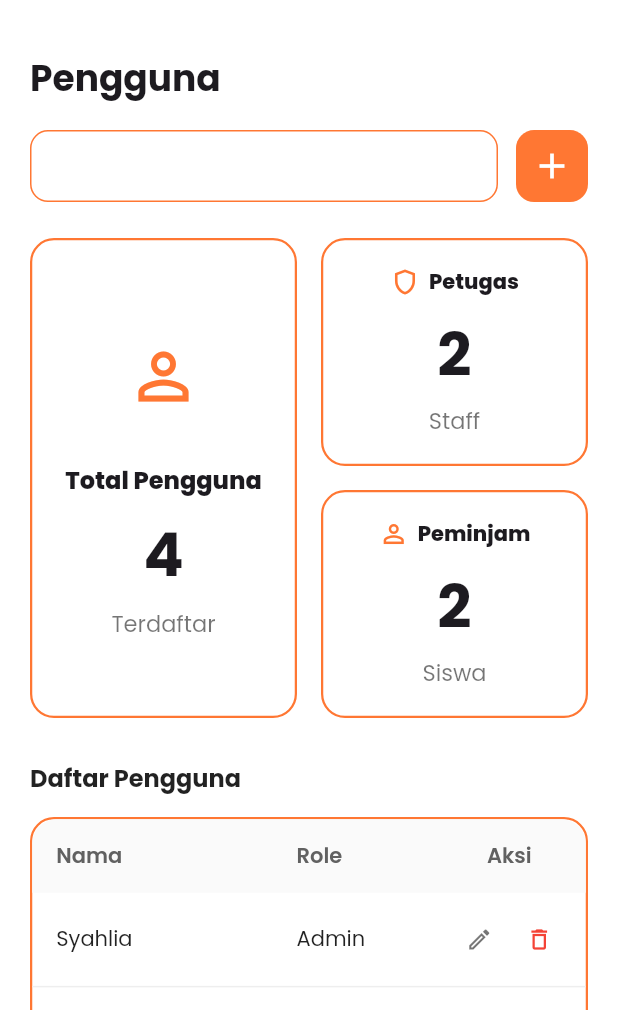
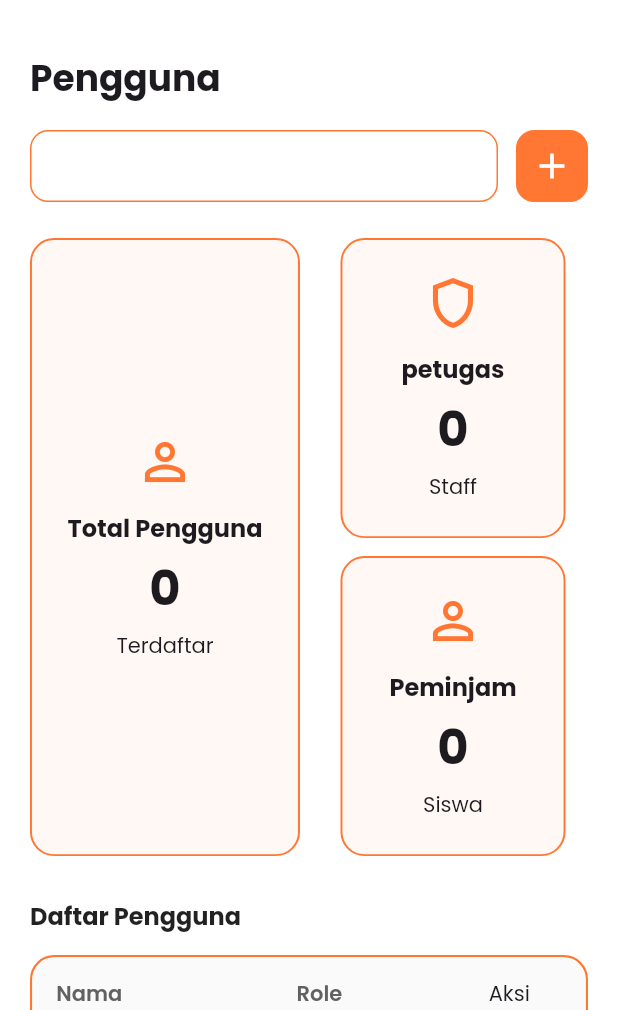
Before and after one commit to viona0209/toolvolt, a Flutter app: the PenggunaScreen screen opened directly, on a phone screen of 412 x 824 dp, the part 226-1236 px from its top. Run offline on Flutter 3.47's test engine with Material 3 defaults, Android fonts, the light colour scheme and no system bars; our stand-ins replace google_fonts, image_picker, supabase_flutter; accounts and stored records are empty.

Commit message:
Read Pengguna Database

```diff
--- a/lib/admin/screen/pengguna_page.dart
+++ b/lib/admin/screen/pengguna_page.dart
@@ -1,32 +1,69 @@
 import 'package:flutter/material.dart';
+import 'package:supabase_flutter/supabase_flutter.dart';
 
+import '../services/pengguna_service.dart';
 import '../widgets/pengguna/pengguna_card.dart';
 import '../widgets/pengguna/tambah_pengguna_dialog.dart';
 import '../widgets/pengguna/edit_pengguna_dialog.dart';
 import '../widgets/pengguna/hapus_pengguna_dialog.dart';
-import '../widgets/pengguna/label_widget.dart';
 import '../widgets/pengguna/input_decoration.dart';
 
-class PenggunaScreen extends StatelessWidget {
+class PenggunaScreen extends StatefulWidget {
   const PenggunaScreen({super.key});
+
+  @override
+  State<PenggunaScreen> createState() => _PenggunaScreenState();
+}
+
+class _PenggunaScreenState extends State<PenggunaScreen> {
+  final penggunaService = PenggunaService();
+
+  List<Map<String, dynamic>> penggunaList = [];
+  bool loading = true;
+
+  @override
+  void initState() {
+    super.initState();
+    loadData();
+  }
+
+  Future<void> loadData() async {
+    setState(() => loading = true);
+
+    penggunaList = await penggunaService.getPengguna();
+
+    setState(() => loading = false);
+  }
 
   @override
   Widget build(BuildContext context) {
     const primaryOrange = Color(0xFFFF7733);
 
+    final totalPengguna = penggunaList.length;
+
+final totalPetugas = penggunaList.where(
+  (e) => e['role'] == 'petugas' || e['role'] == 'admin'
+).length;
+
+final totalPeminjam = penggunaList.where(
+  (e) => e['role'] == 'peminjam'
+).length;
+
     return Scaffold(
       backgroundColor: Colors.white,
       body: SafeArea(
-        child: SingleChildScrollView(
+        child: loading
+            ? const Center(child: CircularProgressIndicator())
+            : SingleChildScrollView(
                 child: Padding(
                   padding: const EdgeInsets.symmetric(horizontal: 20),
                   child: Column(
                     crossAxisAlignment: CrossAxisAlignment.start,
                     children: [
+                      const SizedBox(height: 20),
+
                       // Back button
-                Padding(
-                  padding: const EdgeInsets.only(top: 20),
-                  child: IconButton(
+                      IconButton(
                         icon: Container(
                           padding: const EdgeInsets.all(8),
                           decoration: BoxDecoration(
@@ -40,7 +77,6 @@ class PenggunaScreen extends StatelessWidget {
                           ),
                         ),
                         onPressed: () => Navigator.pop(context),
-                  ),
                       ),
 
                       const SizedBox(height: 10),
@@ -56,17 +92,26 @@ class PenggunaScreen extends StatelessWidget {
 
                       const Text(
                         'Pengguna',
-                  style: TextStyle(fontSize: 24, fontWeight: FontWeight.w700),
+                        style: TextStyle(
+                          fontSize: 24,
+                          fontWeight: FontWeight.w700,
+                        ),
                       ),
 
                       const SizedBox(height: 16),
 
+                      // Search + button
                       Row(
                         children: [
-                    Expanded(child: TextField(decoration: inputDecoration())),
+                          Expanded(
+                            child: TextField(decoration: inputDecoration()),
+                          ),
                           const SizedBox(width: 12),
                           InkWell(
-                      onTap: () => showTambahPenggunaDialog(context),
+                            onTap: () async {
+                              final success = showTambahPenggunaDialog(context);
+                              if (success == true) loadData();
+                            },
                             child: Container(
                               width: 48,
                               height: 48,
@@ -86,176 +131,58 @@ class PenggunaScreen extends StatelessWidget {
 
                       const SizedBox(height: 24),
 
+                      // ===== Total Card =====
                       SizedBox(
-                  height: 320,
+                        child: IntrinsicHeight(
   child: Row(
+    crossAxisAlignment: CrossAxisAlignment.stretch,
     children: [
       Expanded(
-                        child: Container(
-                          padding: const EdgeInsets.all(20),
-                          decoration: BoxDecoration(
-                            color: Colors.white,
-                            borderRadius: BorderRadius.circular(16),
-                            border: Border.all(
+        flex: 2,
+        child: _buildTotalCard(
+          icon: Icons.person_outline,
           color: primaryOrange,
-                              width: 1.5,
+          title: "Total Pengguna",
+          total: totalPengguna,
+          subtitle: "Terdaftar",
         ),
       ),
+
+      const SizedBox(width: 12),
+
+      Expanded(
+        flex: 2,
         child: Column(
-                            mainAxisAlignment: MainAxisAlignment.center,
           children: [
-                              Container(
-                                padding: const EdgeInsets.all(16),
-                                child: const Icon(
-                                  Icons.person_outline,
-                                  size: 50,
+            // dua kotak kanan dengan tinggi sama
+            SizedBox(
+              height: 200,
+              width: 150,
+              child: _buildTotalCard(
+                icon: Icons.shield_outlined,
                 color: primaryOrange,
+                title: "petugas",
+                total: totalPetugas,
+                subtitle: "Staff",
               ),
             ),
-                              const SizedBox(height: 16),
-                              const Text(
-                                'Total Pengguna',
-                                style: TextStyle(
-                                  fontSize: 16,
-                                  fontWeight: FontWeight.w800,
-                                ),
-                                textAlign: TextAlign.center,
-                              ),
-                              const SizedBox(height: 8),
-                              const Text(
-                                '4',
-                                style: TextStyle(
-                                  fontSize: 40,
-                                  fontWeight: FontWeight.bold,
-                                ),
-                              ),
-                              const SizedBox(height: 4),
-                              const Text(
-                                'Terdaftar',
-                                style: TextStyle(
-                                  fontSize: 15,
-                                  color: Colors.black54,
-                                ),
-                              ),
-                            ],
-                          ),
-                        ),
-                      ),
-                      const SizedBox(width: 16),
-                      Expanded(
-                        child: Column(
-                          children: [
-                            Expanded(
-                              child: Container(
-                                padding: const EdgeInsets.all(14),
-                                decoration: BoxDecoration(
-                                  color: Colors.white,
-                                  borderRadius: BorderRadius.circular(16),
-                                  border: Border.all(
+            const SizedBox(height: 12),
+            SizedBox(
+              width: 150,
+              height: 200,
+              child: _buildTotalCard(
+                icon: Icons.person_outline,
                 color: primaryOrange,
-                                    width: 1.5,
-                                  ),
-                                ),
-                                child: Column(
-                                  mainAxisAlignment: MainAxisAlignment.center,
-                                  children: [
-                                    Row(
-                                      mainAxisAlignment:
-                                          MainAxisAlignment.center,
-                                      children: const [
-                                        Icon(
-                                          Icons.shield_outlined,
-                                          size: 20,
-                                          color: primaryOrange,
-                                        ),
-                                        SizedBox(width: 6),
-                                        Text(
-                                          'Petugas',
-                                          style: TextStyle(
-                                            fontSize: 14,
-                                            fontWeight: FontWeight.w800,
-                                          ),
-                                        ),
-                                      ],
-                                    ),
-                                    const SizedBox(height: 8),
-                                    const Text(
-                                      '2',
-                                      style: TextStyle(
-                                        fontSize: 40,
-                                        fontWeight: FontWeight.bold,
-                                      ),
-                                    ),
-                                    const SizedBox(height: 2),
-                                    const Text(
-                                      'Staff',
-                                      style: TextStyle(
-                                        fontSize: 15,
-                                        color: Colors.black54,
-                                      ),
-                                    ),
-                                  ],
-                                ),
-                              ),
-                            ),
-                            const SizedBox(height: 16),
-                            Expanded(
-                              child: Container(
-                                padding: const EdgeInsets.all(14),
-                                decoration: BoxDecoration(
-                                  color: Colors.white,
-                                  borderRadius: BorderRadius.circular(16),
-                                  border: Border.all(
-                                    color: primaryOrange,
-                                    width: 1.5,
-                                  ),
-                                ),
-                                child: Column(
-                                  mainAxisAlignment: MainAxisAlignment.center,
-                                  children: [
-                                    Row(
-                                      mainAxisAlignment:
-                                          MainAxisAlignment.center,
-                                      children: const [
-                                        Icon(
-                                          Icons.person_outline,
-                                          size: 20,
-                                          color: primaryOrange,
-                                        ),
-                                        SizedBox(width: 6),
-                                        Text(
-                                          'Peminjam',
-                                          style: TextStyle(
-                                            fontSize: 14,
-                                            fontWeight: FontWeight.w800,
-                                          ),
-                                        ),
-                                      ],
-                                    ),
-                                    const SizedBox(height: 8),
-                                    const Text(
-                                      '2',
-                                      style: TextStyle(
-                                        fontSize: 40,
-                                        fontWeight: FontWeight.bold,
-                                      ),
-                                    ),
-                                    const SizedBox(height: 2),
-                                    const Text(
-                                      'Siswa',
-                                      style: TextStyle(
-                                        fontSize: 15,
-                                        color: Colors.black54,
-                                      ),
-                                    ),
-                                  ],
-                                ),
+                title: "Peminjam",
+                total: totalPeminjam,
+                subtitle: "Siswa",
               ),
             ),
           ],
         ),
       ),
     ],
+  ),
 ),
                       ),
 
@@ -272,6 +199,7 @@ class PenggunaScreen extends StatelessWidget {
 
                       const SizedBox(height: 14),
 
+                      // ===== LIST PENGGUNA =====
                       Container(
                         decoration: BoxDecoration(
                           borderRadius: BorderRadius.circular(16),
@@ -279,11 +207,97 @@ class PenggunaScreen extends StatelessWidget {
                         ),
                         child: Column(
                           children: [
-                      Container(
-                        padding: const EdgeInsets.symmetric(
-                          horizontal: 16,
-                          vertical: 14,
+                            // HEADER
+                            _buildHeader(),
+
+                            // --- LOOP DATA ---
+                            ...penggunaList.map((item) {
+                              return Column(
+                                children: [
+                                  PenggunaCard(
+                                    name: item['nama'] ?? "-",
+                                    role: item['role'] ?? "",
+                                    onEdit: () async {
+                                      final success = showEditPenggunaDialog(
+                                        context,
+                                        item['id_pengguna'],
+                                        item['nama'],
+                                        item['username'],
+                                        item['role'],
+                                      );
+                                      if (success == true) loadData();
+                                    },
+                                    onDelete: () async {
+                                      final success =
+                                          await showHapusPenggunaDialog(
+                                            context,
+                                            item['id_pengguna'],
+                                            item['uid_auth'],
+                                            item['nama'],
+                                          );
+                                      if (success == true) loadData();
+                                    },
                                   ),
+                                  Divider(
+                                    height: 1,
+                                    thickness: 1,
+                                    color: Colors.grey[300],
+                                  ),
+                                ],
+                              );
+                            }).toList(),
+                          ],
+                        ),
+                      ),
+
+                      const SizedBox(height: 30),
+                    ],
+                  ),
+                ),
+              ),
+      ),
+    );
+  }
+
+  Widget _buildTotalCard({
+    required IconData icon,
+    required Color color,
+    required String title,
+    required int total,
+    required String subtitle,
+  }) {
+    return Container(
+      padding: const EdgeInsets.symmetric(vertical: 22, horizontal: 18),
+      decoration: BoxDecoration(
+        borderRadius: BorderRadius.circular(16),
+        border: Border.all(color: color, width: 1.3),
+        color: const Color(0xFFFFF8F4),
+      ),
+      child: Column(
+        mainAxisAlignment: MainAxisAlignment.center,
+        children: [
+          Icon(icon, size: 40, color: color),
+          const SizedBox(height: 12),
+          Text(
+            title,
+            textAlign: TextAlign.center,
+            style: const TextStyle(fontSize: 16, fontWeight: FontWeight.w700),
+          ),
+          const SizedBox(height: 4),
+          Text(
+            "$total",
+            style: const TextStyle(fontSize: 32, fontWeight: FontWeight.bold),
+          ),
+          const SizedBox(height: 4),
+          Text(subtitle, style: const TextStyle(fontSize: 14)),
+        ],
+      ),
+    );
+  }
+
+  Widget _buildHeader() {
+    return Container(
+      padding: const EdgeInsets.symmetric(horizontal: 16, vertical: 14),
       decoration: const BoxDecoration(
         color: Color(0xFFFAFAFA),
         borderRadius: BorderRadius.only(
@@ -315,46 +329,12 @@ class PenggunaScreen extends StatelessWidget {
               ),
             ),
           ),
-                            SizedBox(
+          const SizedBox(
             width: 70,
-                              child: Text(
-                                'Aksi',
-                                textAlign: TextAlign.center,
-                                style: TextStyle(
-                                  fontSize: 14,
-                                  fontWeight: FontWeight.w600,
-                                  color: Colors.grey[700],
-                                ),
-                              ),
+            child: Text('Aksi', textAlign: TextAlign.center),
           ),
         ],
       ),
-                      ),
-
-                      penggunaCard(context, 'Syahlia', 'Admin'),
-                      Divider(height: 1, thickness: 1, color: Colors.grey[200]),
-                      penggunaCard(context, 'Ayu Lestari', 'Peminjam'),
-                      Divider(height: 1, thickness: 1, color: Colors.grey[200]),
-                      penggunaCard(context, 'Bayu Santoso', 'Petugas'),
-                    ],
-                  ),
-                ),
-
-                const SizedBox(height: 30),
-              ],
-            ),
-          ),
-        ),
-      ),
-    );
-  }
-
-  Widget penggunaCard(BuildContext context, String name, String role) {
-    return PenggunaCard(
-      name: name,
-      role: role,
-      onEdit: () => showEditPenggunaDialog(context, name, role),
-      onDelete: () => showHapusPenggunaDialog(context, name),
     );
   }
 }
--- a/lib/main.dart
+++ b/lib/main.dart
@@ -9,7 +9,7 @@ Future<void> main() async {
 
   await Supabase.initialize(
     url: 'https:tsugqjvskqegtpioqzmk.supabase.co',
-    anonKey: 'eyJhbGciOiJIUzI1NiIsInR5cCI6IkpXVCJ9.eyJpc3MiOiJzdXBhYmFzZSIsInJlZiI6InRzdWdxanZza3FlZ3RwaW9xem1rIiwicm9sZSI6ImFub24iLCJpYXQiOjE3NjgzNDY2MTksImV4cCI6MjA4MzkyMjYxOX0.SMMMDQGXy-WmlvWWYiNdx54pq0zcPT20zZ44BGyiiUM',
+    anonKey: 'eyJhbGciOiJIUzI1NiIsInR5cCI6IkpXVCJ9.eyJpc3MiOiJzdXBhYmFzZSIsInJlZiI6InRzdWdxanZza3FlZ3RwaW9xem1rIiwicm9sZSI6InNlcnZpY2Vfcm9sZSIsImlhdCI6MTc2ODM0NjYxOSwiZXhwIjoyMDgzOTIyNjE5fQ.fyaQf0td2yWYvyMH6E7FuSmQpORInqq7wiwVVIpxiFM',
   );
 
   runApp(const MyApp());
```
Also changed, not shown: lib/admin/services/pengguna_service.dart (added, +96 -0 lines), lib/admin/widgets/pengguna/edit_pengguna_dialog.dart (+45 -55 lines), lib/admin/widgets/pengguna/hapus_pengguna_dialog.dart (+37 -33 lines), lib/admin/widgets/pengguna/tambah_pengguna_dialog.dart (+46 -43 lines), pubspec.lock. Lines whose indentation alone changed are shown as unchanged.
